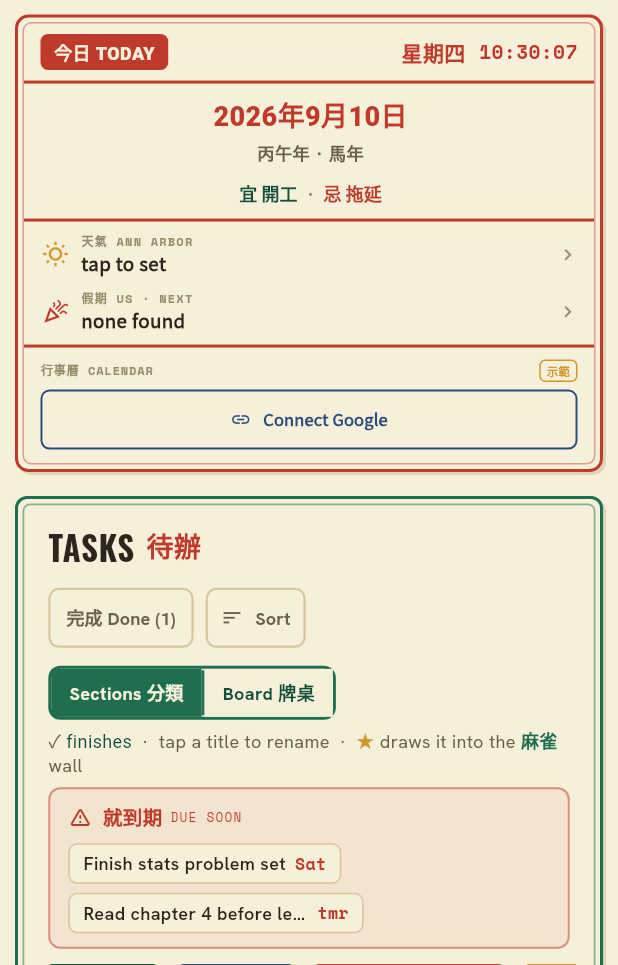
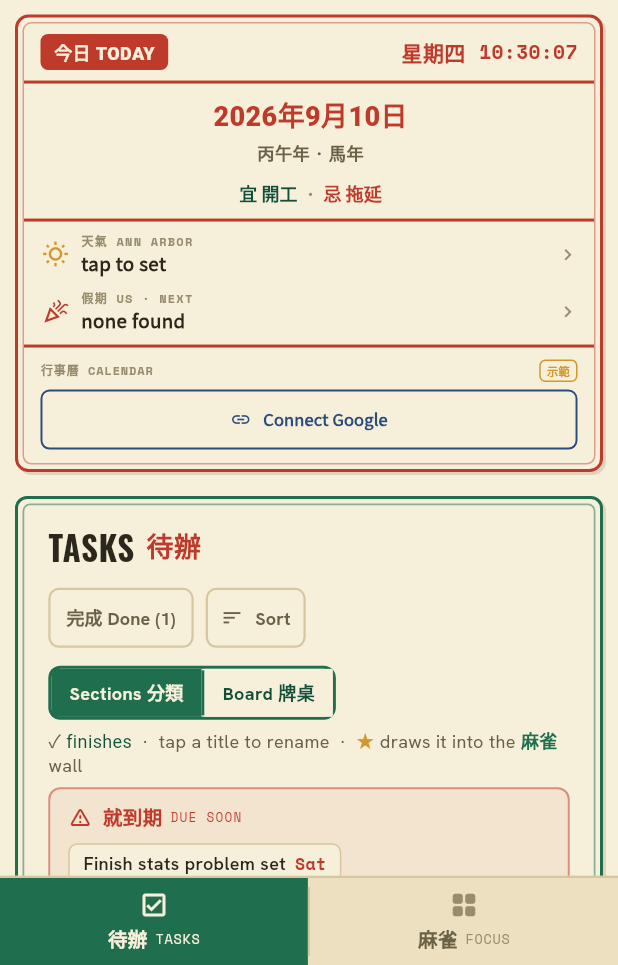
Before and after one commit to OliL123/Cadence, a Flutter app: the screen it shows after launch, on a phone screen of 412 x 824 dp, the part 271-1236 px from its top. Run offline on Flutter 3.47's test engine with Material 3 defaults, Android fonts, the phone set to English and light mode, and no system bars; our stand-ins replace flutter_local_notifications, google_fonts, google_sign_in, shared_preferences, supabase_flutter, timezone; missing offline and left inert: dart:html, dart:js_interop, home_widget; accounts and stored records are empty; network calls fail; Roboto replaces fonts that are missing (Noto Serif Hk).

Commit message:
Mobile: mahjong Focus wall is its own page (bottom-nav tab)
On phones/tablets the mahjong wall moves off the tasks page into a full-screen
Focus page, switched via a two-tab bottom nav (待辦 Tasks / 麻雀 Focus). The
desktop/wide layout keeps it inline. Also fixes a masthead overflow where the
APK + Sync buttons didn't wrap on narrow screens.

Rebuilds docs/ (stamped) and docs/cadence.apk.

Co-Authored-By: Claude Opus 4.8 <noreply@anthropic.com>

```diff
--- a/docs/build.txt
+++ b/docs/build.txt
@@ -1 +1 @@
-20260909205945
+20260909211139
--- a/lib/main.dart
+++ b/lib/main.dart
@@ -109,6 +109,7 @@ class _HomePageState extends State<HomePage> with WidgetsBindingObserver {
   final _addCtl = TextEditingController();
   final _boardCtl = ScrollController();
   String _addGroup = store.groups.first.key;
+  String _mobileView = 'tasks'; // mobile bottom-nav: 'tasks' or 'focus'
   DateTime? _addDate;
   int? _editingTaskId;
   final _editCtl = TextEditingController();
@@ -155,20 +156,25 @@ class _HomePageState extends State<HomePage> with WidgetsBindingObserver {
 
   @override
   Widget build(BuildContext context) {
+    final wide = MediaQuery.of(context).size.width >= 1040;
     return Scaffold(
       body: SafeArea(
+        bottom: wide, // on mobile the bottom nav handles the inset
         child: ListenableBuilder(
           listenable: store,
           builder: (context, _) {
             if (!store.groups.any((g) => g.key == _addGroup)) {
               _addGroup = store.groups.first.key;
             }
-            return LayoutBuilder(builder: (context, c) {
-              return c.maxWidth >= 1040 ? _wideLayout() : _stackedLayout(c.maxWidth);
-            });
+            if (wide) return _wideLayout();
+            // Mobile: tasks and the mahjong wall are separate bottom-nav pages.
+            return _mobileView == 'focus'
+                ? _focusPage()
+                : _stackedLayout(MediaQuery.of(context).size.width);
           },
         ),
       ),
+      bottomNavigationBar: wide ? null : _mobileNav(),
     );
   }
 
@@ -216,9 +222,15 @@ class _HomePageState extends State<HomePage> with WidgetsBindingObserver {
               ]),
             ),
           ),
-          const SizedBox(height: 16),
-          SizedBox(
-            height: 440,
+        ]),
+      ),
+    );
+  }
+
+  /// Full-screen mahjong Focus wall — its own page on mobile (a bottom-nav tab).
+  Widget _focusPage() => Container(
+        color: C.paper2,
+        padding: const EdgeInsets.all(10),
         child: _enamel(
           edge: C.green,
           padding: EdgeInsets.zero,
@@ -227,8 +239,46 @@ class _HomePageState extends State<HomePage> with WidgetsBindingObserver {
             child: const FocusWall(showHeader: true),
           ),
         ),
-          ),
-        ]),
+      );
+
+  /// Bottom nav to switch between the tasks page and the mahjong page (mobile).
+  Widget _mobileNav() {
+    Widget item(String id, String zh, String en, IconData icon) {
+      final on = _mobileView == id;
+      return Expanded(
+        child: InkWell(
+          onTap: () => setState(() => _mobileView = id),
+          child: Container(
+            padding: const EdgeInsets.symmetric(vertical: 8),
+            color: on ? C.green : C.paper,
+            child: Column(mainAxisSize: MainAxisSize.min, children: [
+              Icon(icon, size: 20, color: on ? C.creamTxt : C.ink3),
+              const SizedBox(height: 3),
+              Row(mainAxisAlignment: MainAxisAlignment.center, children: [
+                Text(zh, style: serifHk(size: 13, color: on ? C.creamTxt : C.ink2)),
+                const SizedBox(width: 5),
+                Text(en,
+                    style: mono(size: 9, color: on ? C.creamTxt : C.ink3)
+                        .copyWith(letterSpacing: .5)),
+              ]),
+            ]),
+          ),
+        ),
+      );
+    }
+
+    return Material(
+      color: C.paper,
+      child: SafeArea(
+        top: false,
+        child: Container(
+          decoration: const BoxDecoration(border: Border(top: BorderSide(color: C.line, width: 1.5))),
+          child: Row(children: [
+            item('tasks', '待辦', 'TASKS', Icons.check_box_outlined),
+            Container(width: 1.5, height: 46, color: C.line),
+            item('focus', '麻雀', 'FOCUS', Icons.grid_view_rounded),
+          ]),
+        ),
       ),
     );
   }
@@ -1072,11 +1122,10 @@ class _HomePageState extends State<HomePage> with WidgetsBindingObserver {
                           style: mono(size: 9.5, color: C.red, w: FontWeight.w700)
                               .copyWith(letterSpacing: 1.6)),
                     ),
-                    Row(mainAxisSize: MainAxisSize.min, children: [
-                      if (apk.canDownloadApk) ...[
-                        _apkButton(),
-                        const SizedBox(width: 8),
-                      ],
+                    // A Wrap (not Row) so APK + Sync flow to a new line on
+                    // narrow screens instead of overflowing next to the chip.
+                    Wrap(spacing: 8, runSpacing: 8, crossAxisAlignment: WrapCrossAlignment.center, children: [
+                      if (apk.canDownloadApk) _apkButton(),
                       _syncButton(),
                     ]),
                   ],
```
Also changed, not shown: docs/assets/fonts/MaterialIcons-Regular.otf, 3 other files. Lines whose indentation alone changed are shown as unchanged.
